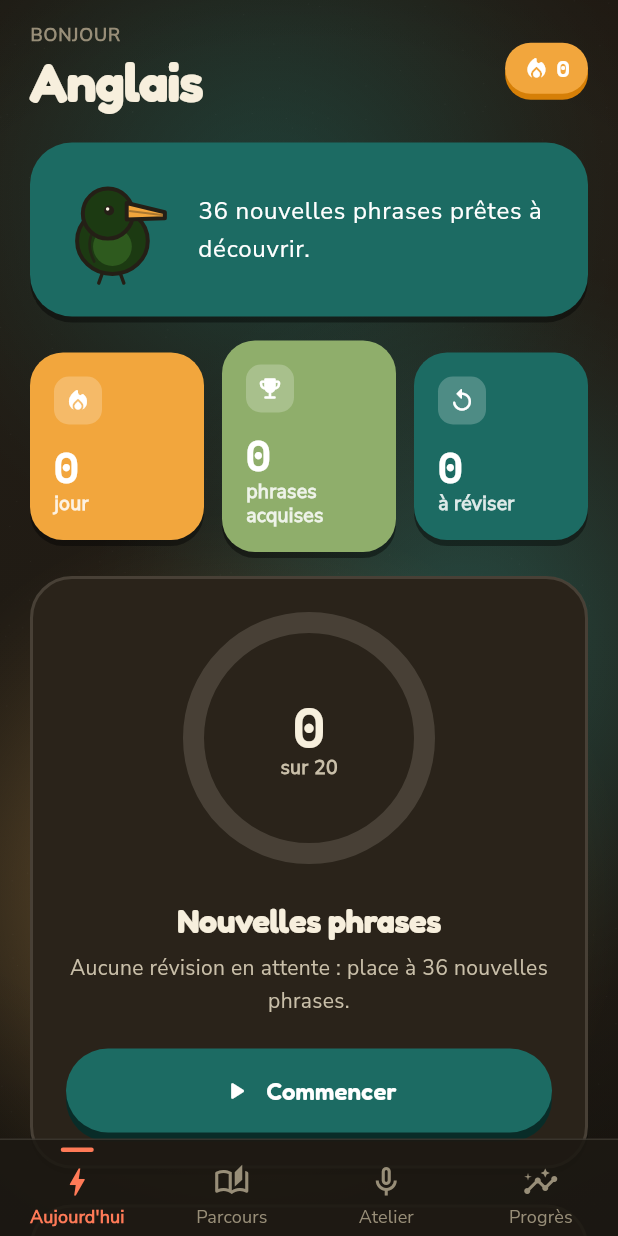
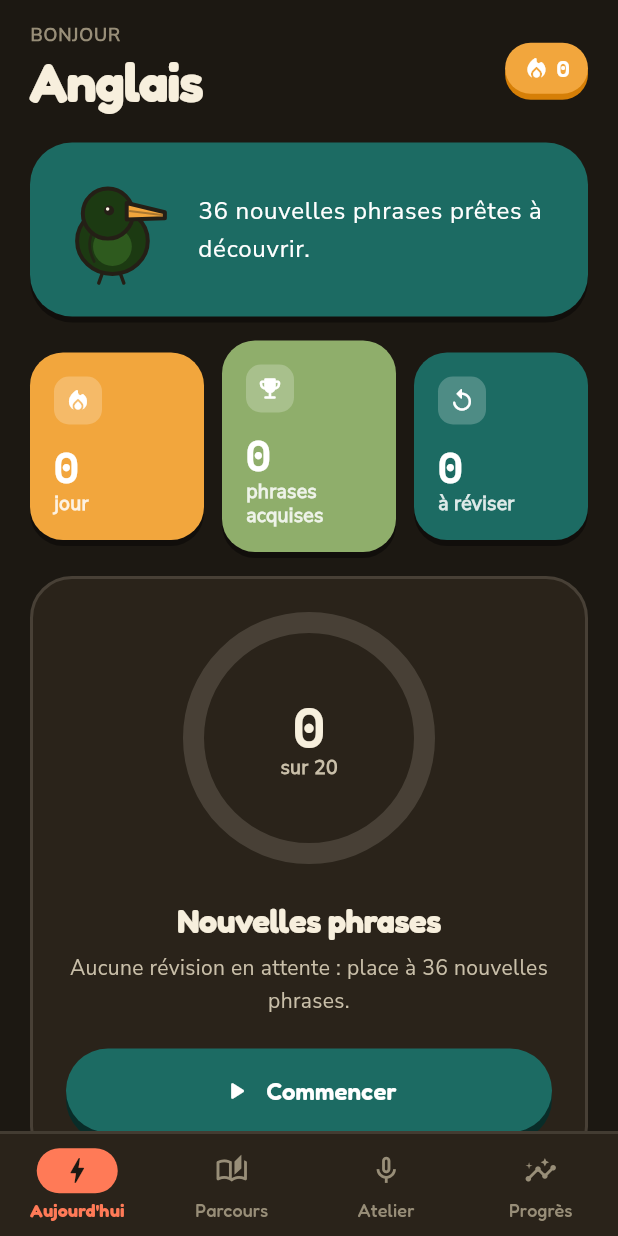
Before and after one commit to antoinedurbi-bot/LanguageLearning, a Flutter app: the screen it shows after launch, after a tap on "Aa", on a phone screen of 412 x 824 dp. Run offline on Flutter 3.47's test engine with Material 3 defaults, Android fonts, the phone set to English and light mode, and no system bars; drawn by our look-alikes of flutter_animate; our stand-ins replace cloud_firestore, confetti, firebase_auth, firebase_core, flutter_svg, flutter_tts and 3 more; accounts and stored records are empty.

Commit message:
Extend the Mimi identity to navigation, vocabulary, reading, chat, premium
Flat cream/warm-dark backgrounds replace AuroraBackground across the
app shell and remaining feature screens, with a solid color-blocked
pill as the active-tab indicator instead of a gradient glow. Adds
Material Motion transitions (SharedAxisRoute, OpenContainer) for
tab-to-tab and list-to-detail navigation, and tasteful haptic feedback
on primary interactions (tab change, tap-word gloss, correct answer,
premium unlock) without double-firing the haptics already built into
Pressable/GradientButton.

```diff
--- a/frontend/lib/features/home/home_shell.dart
+++ b/frontend/lib/features/home/home_shell.dart
@@ -1,7 +1,8 @@
+import 'package:animations/animations.dart';
 import 'package:flutter/material.dart';
+import 'package:flutter/services.dart';
 import 'package:learning_app/app/app_state.dart';
 import 'package:learning_app/core/theme/tokens.dart';
-import 'package:learning_app/core/widgets/aurora_background.dart';
 import 'package:learning_app/features/chinese/chinese_lab_screen.dart';
 import 'package:learning_app/features/home/home_screen.dart';
 import 'package:learning_app/features/japanese/japanese_lab_screen.dart';
@@ -26,6 +27,7 @@ class HomeShell extends StatefulWidget {
 
 class _HomeShellState extends State<HomeShell> {
   int _index = 0;
+  int _previousIndex = 0;
 
   static const _baseDestinations = [
     (icon: Icons.bolt_outlined, active: Icons.bolt, label: 'Aujourd\'hui'),
@@ -56,7 +58,6 @@ class _HomeShellState extends State<HomeShell> {
     final language = context.select<LearningController, String?>(
       (controller) => controller.language?.code,
     );
-    final ramp = language == null ? null : LL.gradientFor(language);
     final isChinese = language == 'zh';
     final isJapanese = language == 'ja';
 
@@ -69,29 +70,47 @@ class _HomeShellState extends State<HomeShell> {
     // would fall off the end.
     final index = _index.clamp(0, destinations.length - 1);
 
+    final tabs = [
+      const HomeScreen(),
+      const UnitListScreen(),
+      const PracticeScreen(),
+      const ProfileScreen(),
+      if (isChinese) const ChineseLabScreen(),
+      if (isJapanese) const JapaneseLabScreen(),
+    ];
+
     return Scaffold(
       extendBody: true,
-      body: AuroraBackground(
-        colors: ramp == null ? null : [ramp.first, ramp.last, c.auroraC],
+      body: ColoredBox(
+        color: c.background,
         child: SafeArea(
           bottom: false,
-          child: IndexedStack(
-            index: index,
-            children: [
-              const HomeScreen(),
-              const UnitListScreen(),
-              const PracticeScreen(),
-              const ProfileScreen(),
-              if (isChinese) const ChineseLabScreen(),
-              if (isJapanese) const JapaneseLabScreen(),
-            ],
+          child: PageTransitionSwitcher(
+            duration: LL.medium,
+            reverse: index < _previousIndex,
+            transitionBuilder: (child, animation, secondaryAnimation) {
+              if (context.reduceMotion) return child;
+              return SharedAxisTransition(
+                animation: animation,
+                secondaryAnimation: secondaryAnimation,
+                transitionType: SharedAxisTransitionType.horizontal,
+                child: child,
+              );
+            },
+            child: KeyedSubtree(
+              key: ValueKey(index),
+              child: tabs[index],
+            ),
           ),
         ),
       ),
       bottomNavigationBar: _GlassNavBar(
         index: index,
         destinations: destinations,
-        onChanged: (value) => setState(() => _index = value),
+        onChanged: (value) => setState(() {
+          _previousIndex = _index;
+          _index = value;
+        }),
       ),
     );
   }
@@ -115,14 +134,16 @@ class _GlassNavBar extends StatelessWidget {
     final c = context.ll;
     final bottomInset = MediaQuery.viewPaddingOf(context).bottom;
 
+    // Flat, solid nav bar — no translucency, a plain top hairline in the
+    // Mimi "paper" language rather than a frosted glass strip.
     return Container(
       padding: EdgeInsets.only(bottom: bottomInset),
       decoration: BoxDecoration(
-        color: c.background.withValues(alpha: c.isDark ? 0.88 : 0.94),
-        border: Border(top: BorderSide(color: c.divider)),
+        color: c.surface,
+        border: Border(top: BorderSide(color: c.divider, width: 2)),
       ),
       child: SizedBox(
-        height: 64,
+        height: 68,
         child: Row(
           children: [
             for (var i = 0; i < destinations.length; i++)
@@ -130,7 +151,10 @@ class _GlassNavBar extends StatelessWidget {
                 child: _NavItem(
                   destination: destinations[i],
                   selected: i == index,
-                  onTap: () => onChanged(i),
+                  onTap: () {
+                    if (i != index) HapticFeedback.selectionClick();
+                    onChanged(i);
+                  },
                 ),
               ),
           ],
@@ -154,7 +178,7 @@ class _NavItem extends StatelessWidget {
   @override
   Widget build(BuildContext context) {
     final c = context.ll;
-    final color = selected ? c.accent : c.textTertiary;
+    final iconColor = selected ? c.onAccent : c.textTertiary;
 
     return Semantics(
       selected: selected,
@@ -166,27 +190,31 @@ class _NavItem extends StatelessWidget {
         child: Column(
           mainAxisAlignment: MainAxisAlignment.center,
           children: [
+            // Color-blocked "pill" active indicator, in place of the old
+            // gradient glow underline — a solid coral chip behind the icon.
             AnimatedContainer(
               duration: LL.fast,
-              curve: LL.enter,
-              height: 3,
-              width: selected ? 22 : 0,
-              margin: const EdgeInsets.only(bottom: LL.s8),
+              curve: LL.spring,
+              padding: EdgeInsets.symmetric(
+                horizontal: selected ? LL.s16 : LL.s8,
+                vertical: LL.s4,
+              ),
               decoration: BoxDecoration(
-                color: c.accent,
+                color: selected ? c.accent : Colors.transparent,
                 borderRadius: BorderRadius.circular(LL.rPill),
               ),
-            ),
-            Icon(
-              selected ? destination.active : destination.icon,
-              color: color,
-              size: 24,
+              child: Icon(
+                selected ? destination.active : destination.icon,
+                color: iconColor,
+                size: 22,
+              ),
             ),
             const SizedBox(height: LL.s4),
             Text(
               destination.label,
               style: context.type.labelSmall?.copyWith(
-                color: color,
+                fontFamily: 'Fredoka',
+                color: selected ? c.accent : c.textTertiary,
                 letterSpacing: 0.1,
                 fontWeight: selected ? FontWeight.w700 : FontWeight.w500,
               ),
--- a/frontend/lib/features/lessons/unit_list_screen.dart
+++ b/frontend/lib/features/lessons/unit_list_screen.dart
@@ -3,6 +3,7 @@ import 'package:learning_app/app/app_state.dart';
 import 'package:learning_app/core/theme/tokens.dart';
 import 'package:learning_app/core/widgets/glass.dart';
 import 'package:learning_app/core/widgets/motion.dart';
+import 'package:learning_app/core/widgets/page_transitions.dart';
 import 'package:learning_app/core/widgets/pressable.dart';
 import 'package:learning_app/core/widgets/progress_ring.dart';
 import 'package:learning_app/data/models/card_item.dart';
@@ -96,7 +97,7 @@ class _UnitCard extends StatelessWidget {
     return Pressable(
       onPressed: unlocked
           ? () => Navigator.of(context).push(
-                MaterialPageRoute<void>(
+                SharedAxisRoute<void>(
                   builder: (_) => UnitDetailScreen(unit: unit),
                 ),
               )
--- a/frontend/lib/features/vocabulary/library_section.dart
+++ b/frontend/lib/features/vocabulary/library_section.dart
@@ -2,6 +2,7 @@ import 'package:flutter/material.dart';
 import 'package:learning_app/app/app_state.dart';
 import 'package:learning_app/core/theme/tokens.dart';
 import 'package:learning_app/core/widgets/glass.dart';
+import 'package:learning_app/core/widgets/page_transitions.dart';
 import 'package:learning_app/core/widgets/pressable.dart';
 import 'package:learning_app/data/content/frames.dart';
 import 'package:learning_app/data/content/islands.dart';
@@ -68,14 +69,14 @@ class LibrarySection extends StatelessWidget {
         const SizedBox(height: LL.s16),
         _Tile(
           icon: Icons.smart_toy_rounded,
-          tint: LL.violet,
+          tint: LL.teal,
           title: 'Tuteur IA',
           subtitle: 'Discute librement, il corrige au fil de la conversation',
           locked: !premium,
           onPressed: () => gated(
             PremiumPerk.aiChat,
             () => Navigator.of(context).push(
-              MaterialPageRoute<void>(
+              SharedAxisRoute<void>(
                 builder: (_) => ChatScreen(
                   languageName: controller.language!.name,
                   languageCode: code,
@@ -91,7 +92,7 @@ class LibrarySection extends StatelessWidget {
         if (texts.isNotEmpty) ...[
           _Tile(
             icon: Icons.auto_stories_rounded,
-            tint: LL.amber,
+            tint: LL.marigold,
             title: 'Lectures',
             subtitle:
                 '${texts.length} textes, chaque mot cliquable pour son sens',
@@ -99,7 +100,7 @@ class LibrarySection extends StatelessWidget {
             onPressed: () => gated(
               PremiumPerk.reading,
               () => Navigator.of(context).push(
-                MaterialPageRoute<void>(
+                SharedAxisRoute<void>(
                   builder: (_) => StoryListScreen(
                     stories: texts,
                     languageCode: code,
@@ -118,7 +119,7 @@ class LibrarySection extends StatelessWidget {
             title: 'Vocabulaire',
             subtitle: '${pack.allEntries.length} mots, par thème',
             onPressed: () => Navigator.of(context).push(
-              MaterialPageRoute<void>(
+              SharedAxisRoute<void>(
                 builder: (_) => VocabularyScreen(
                   pack: pack,
                   ttsLocale: course.ttsLocale,
@@ -133,7 +134,7 @@ class LibrarySection extends StatelessWidget {
             title: 'Phrases clés',
             subtitle: '${pack.phrases.length} phrases à connaître par cœur',
             onPressed: () => Navigator.of(context).push(
-              MaterialPageRoute<void>(
+              SharedAxisRoute<void>(
                 builder: (_) => PhrasesScreen(
                   pack: pack,
                   ttsLocale: course.ttsLocale,
@@ -146,7 +147,7 @@ class LibrarySection extends StatelessWidget {
         if (sentenceFrames.isNotEmpty) ...[
           _Tile(
             icon: Icons.auto_fix_high_rounded,
-            tint: LL.cyan,
+            tint: LL.tealBright,
             title: 'Atelier de phrases',
             subtitle: '${sentenceFrames.length} structures, '
                 '${sentenceFrames.fold<int>(0, (s, f) => s + f.combinations)} '
@@ -155,7 +156,7 @@ class LibrarySection extends StatelessWidget {
             onPressed: () => gated(
               PremiumPerk.sentenceForge,
               () => Navigator.of(context).push(
-                MaterialPageRoute<void>(
+                SharedAxisRoute<void>(
                   builder: (_) => SentenceForgeScreen(
                     frames: sentenceFrames,
                     languageCode: code,
@@ -177,7 +178,7 @@ class LibrarySection extends StatelessWidget {
             onPressed: () => gated(
               PremiumPerk.islands,
               () => Navigator.of(context).push(
-                MaterialPageRoute<void>(
+                SharedAxisRoute<void>(
                   builder: (_) => IslandsScreen(
                     islands: islands,
                     languageCode: code,
@@ -191,14 +192,14 @@ class LibrarySection extends StatelessWidget {
         ],
         _Tile(
           icon: Icons.bookmark_rounded,
-          tint: LL.rose,
+          tint: LL.coral,
           title: 'Ma collection',
           subtitle: savedCount == 0
               ? 'Rien d\'enregistré pour l\'instant'
               : '$savedCount élément${savedCount > 1 ? 's' : ''} gardé'
                   '${savedCount > 1 ? 's' : ''}',
           onPressed: () => Navigator.of(context).push(
-            MaterialPageRoute<void>(
+            SharedAxisRoute<void>(
               builder: (_) => CollectionScreen(
                 languageCode: code,
                 ttsLocale: course.ttsLocale,
@@ -268,7 +269,7 @@ class _Tile extends StatelessWidget {
               ),
             ),
             if (locked)
-              const LLChip(label: 'Premium', icon: Icons.lock_rounded, color: LL.amber)
+              const LLChip(label: 'Premium', icon: Icons.lock_rounded, color: LL.marigold)
             else
               Icon(Icons.chevron_right_rounded, color: c.textTertiary),
           ],
--- a/frontend/pubspec.yaml
+++ b/frontend/pubspec.yaml
@@ -21,6 +21,7 @@ dependencies:
   speech_to_text: ^7.0.0
   flutter_animate: ^4.5.2
   confetti: ^0.8.0
+  animations: ^2.0.11
 
 dev_dependencies:
   flutter_test:
```
Also changed, not shown: frontend/lib/core/widgets/page_transitions.dart (added, +31 -0 lines), frontend/lib/features/chat/chat_screen.dart (+27 -18 lines), frontend/lib/features/fluency/sprint_screen.dart (+9 -4 lines), frontend/lib/features/lessons/grammar_lesson_screen.dart (+3 -4 lines), frontend/lib/features/lessons/unit_detail_screen.dart (+5 -5 lines), frontend/lib/features/premium/premium_screen.dart (+13 -11 lines), frontend/lib/features/reading/story_list_screen.dart (+30 -16 lines), frontend/lib/features/reading/story_screen.dart (+14 -8 lines), frontend/lib/features/vocabulary/collection_screen.dart (+5 -5 lines), frontend/lib/features/vocabulary/islands_screen.dart (+8 -9 lines), frontend/lib/features/vocabulary/phrases_screen.dart (+10 -6 lines), frontend/lib/features/vocabulary/vocabulary_screen.dart (+5 -5 lines), frontend/pubspec.lock.
